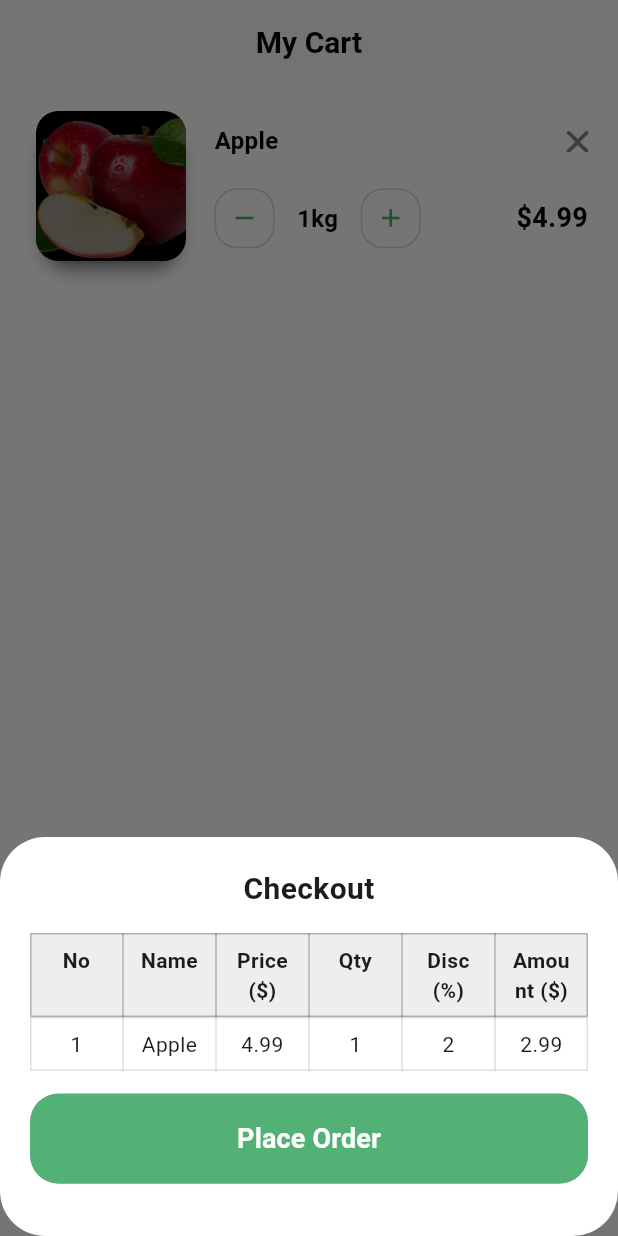
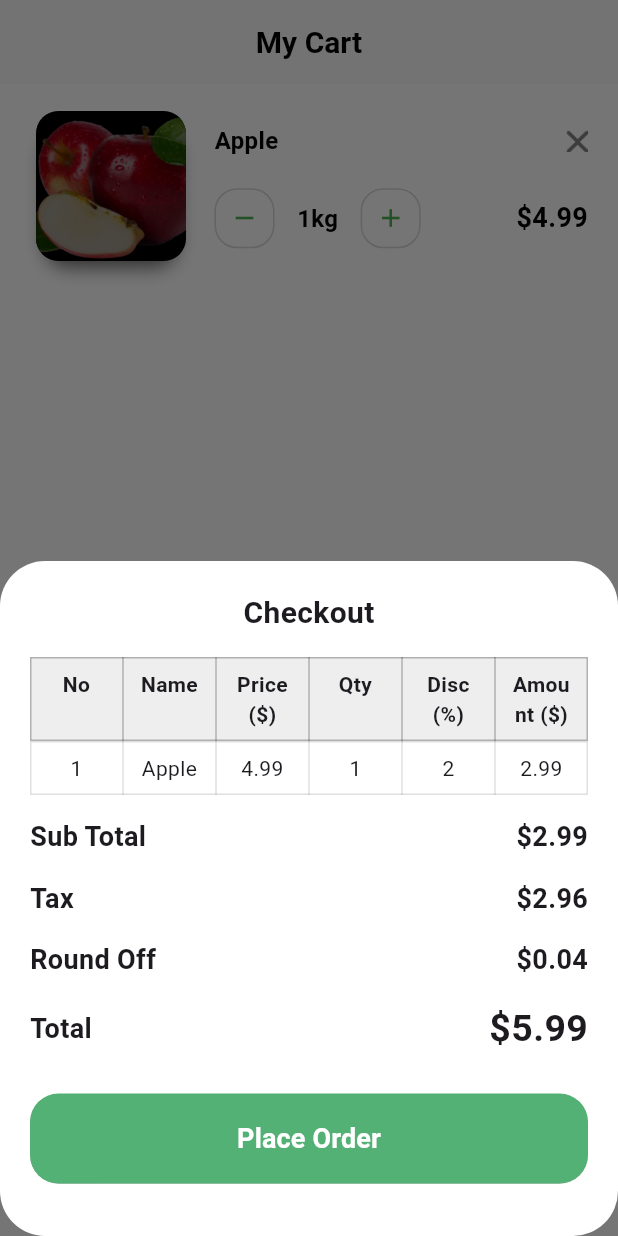
Before and after one commit to anilantony49/supermarket_billing_app, a Flutter app: the screen it shows after launch, after a tap on the "add" icon, after a tap on "Cart", after a tap on "Go to Checkout", on a phone screen of 412 x 824 dp. Run offline on Flutter 3.47's test engine with Material 3 defaults, Android fonts, the phone set to English and light mode, and no system bars; our stand-ins replace hive_flutter, smooth_page_indicator; accounts and stored records are empty.

Commit message:
checkout screen complete

```diff
--- a/lib/cart/cart_screen.dart
+++ b/lib/cart/cart_screen.dart
@@ -2,33 +2,16 @@ import 'package:flutter/material.dart';
 import 'package:machine_task_atts/Utils/colors.dart';
 import 'package:machine_task_atts/cart/widgets/show_check_out.dart';
 import 'package:machine_task_atts/db/cart_db.dart';
-import 'package:machine_task_atts/home/home_screen.dart';
 import 'package:machine_task_atts/models/cart_models.dart';
 import 'package:machine_task_atts/widgets/image_cart.dart';
 
-class CartScreen extends StatefulWidget {
+class CartScreen extends StatelessWidget {
   const CartScreen({super.key});
 
-  @override
-  State<CartScreen> createState() => _CartScreenState();
-}
-
-class _CartScreenState extends State<CartScreen> {
-  // List<CartModels> items = [];
+  // void fetchItems() async {
 
   @override
-  void initState() {
-    // fetchItems();
-    super.initState();
-  }
-
-  void fetchItems() async {
-    final fetchedItems = await CartDb.singleton.getCart();
-    setState(() {
-      items = fetchedItems;
-    });
-  }
-
+  Widget build(BuildContext context) {
     void removeItmesAndShowSnackbar(String itemId) {
       CartDb.singleton.removeCart(itemId);
 
@@ -38,12 +21,8 @@ class _CartScreenState extends State<CartScreen> {
           duration: Duration(seconds: 2),
         ),
       );
-
-    fetchItems();
     }
 
-  @override
-  Widget build(BuildContext context) {
     return Scaffold(
       appBar: AppBar(
         backgroundColor: Colors.white,
--- a/lib/cart/widgets/show_check_out.dart
+++ b/lib/cart/widgets/show_check_out.dart
@@ -3,6 +3,7 @@ import 'package:machine_task_atts/checkout_screen.dart';
 
 void showCheckout(BuildContext context) {
     showModalBottomSheet(
+      scrollControlDisabledMaxHeightRatio: BorderSide.strokeAlignOutside,
         backgroundColor: Colors.transparent,
         isDismissible: false,
         context: context,
--- a/lib/checkout_screen.dart
+++ b/lib/checkout_screen.dart
@@ -13,6 +13,8 @@ class CheckoutScreen extends StatefulWidget {
 
 class _CheckoutScreenState extends State<CheckoutScreen> {
   List<CartModels> items = [];
+  final double tax = 2.96;
+  final double roundOff = 0.04;
 
   @override
   void initState() {
@@ -44,18 +46,35 @@ class _CheckoutScreenState extends State<CheckoutScreen> {
 
   @override
   Widget build(BuildContext context) {
+    // Calculate subtotal by folding over the total price for each item
+    final double subtotal = items.fold(0.0, (sum, item) {
+      double price = double.tryParse(item.price) ?? 0;
+      int quantity = int.tryParse(item.quantity) ?? 0;
+      double discount = double.tryParse(item.discount) ?? 0.0;
+      double totalPrice = (price * quantity) - discount;
+      return sum + totalPrice;
+    });
+
+    // Calculate grand total
+    final double grandTotal = subtotal + tax + roundOff;
+
     return Container(
+      // height: 600,
       padding: const EdgeInsets.all(20.0),
       decoration: BoxDecoration(
         color: Colors.white,
         borderRadius: BorderRadius.circular(30),
       ),
       child: Column(
+        crossAxisAlignment: CrossAxisAlignment.start,
+        // mainAxisAlignment: MainAxisAlignment.start,
         mainAxisSize: MainAxisSize.min,
         children: [
-          const Text(
-            'Checkout',
-            style: TextStyle(fontSize: 20, fontWeight: FontWeight.bold),
+          const Center(
+            child: Text(
+              'Checkout',
+              style: TextStyle(fontSize: 20, fontWeight: FontWeight.bold),
+            ),
           ),
           const SizedBox(height: 15),
           // Table Header
@@ -108,6 +127,69 @@ class _CheckoutScreenState extends State<CheckoutScreen> {
             }).toList(),
           ),
           const SizedBox(height: 15),
+
+          Row(
+            mainAxisAlignment: MainAxisAlignment.spaceBetween,
+            children: [
+              const Text(
+                "Sub Total",
+                style: TextStyle(fontSize: 18, fontWeight: FontWeight.bold),
+              ),
+              Text(
+                '\$${subtotal.toStringAsFixed(2)}',
+                style:
+                    const TextStyle(fontSize: 18, fontWeight: FontWeight.bold),
+              ),
+            ],
+          ),
+          const SizedBox(height: 15),
+
+          Row(
+            mainAxisAlignment: MainAxisAlignment.spaceBetween,
+            children: [
+              const Text(
+                'Tax',
+                style: TextStyle(fontSize: 18, fontWeight: FontWeight.bold),
+              ),
+              Text(
+                "\$${tax.toString()}",
+                style:
+                    const TextStyle(fontSize: 18, fontWeight: FontWeight.bold),
+              ),
+            ],
+          ),
+          const SizedBox(height: 15),
+
+          Row(
+            mainAxisAlignment: MainAxisAlignment.spaceBetween,
+            children: [
+              const Text(
+                'Round Off',
+                style: TextStyle(fontSize: 18, fontWeight: FontWeight.bold),
+              ),
+              Text(
+                "\$${roundOff.toString()}",
+                style:
+                    const TextStyle(fontSize: 18, fontWeight: FontWeight.bold),
+              ),
+            ],
+          ),
+          const SizedBox(height: 15),
+          Row(
+            mainAxisAlignment: MainAxisAlignment.spaceBetween,
+            children: [
+              const Text(
+                'Total',
+                style: TextStyle(fontSize: 18, fontWeight: FontWeight.bold),
+              ),
+              Text(
+                "\$${grandTotal.toStringAsFixed(2)}",
+                style:
+                    const TextStyle(fontSize: 25, fontWeight: FontWeight.bold),
+              ),
+            ],
+          ),
+          const SizedBox(height: 25),
           RoundButton(
             title: "Place Order",
             onPressed: () {
--- a/lib/home/home_screen.dart
+++ b/lib/home/home_screen.dart
@@ -45,6 +45,7 @@ class _HomeScreenState extends State<HomeScreen> {
       "icon": "assets/img/rice.png",
       "qty": "1",
       "unit": "kg",
+      "price": "4.99",
       "discount": "5"
     },
     {
```
Lines whose indentation alone changed are shown as unchanged.
